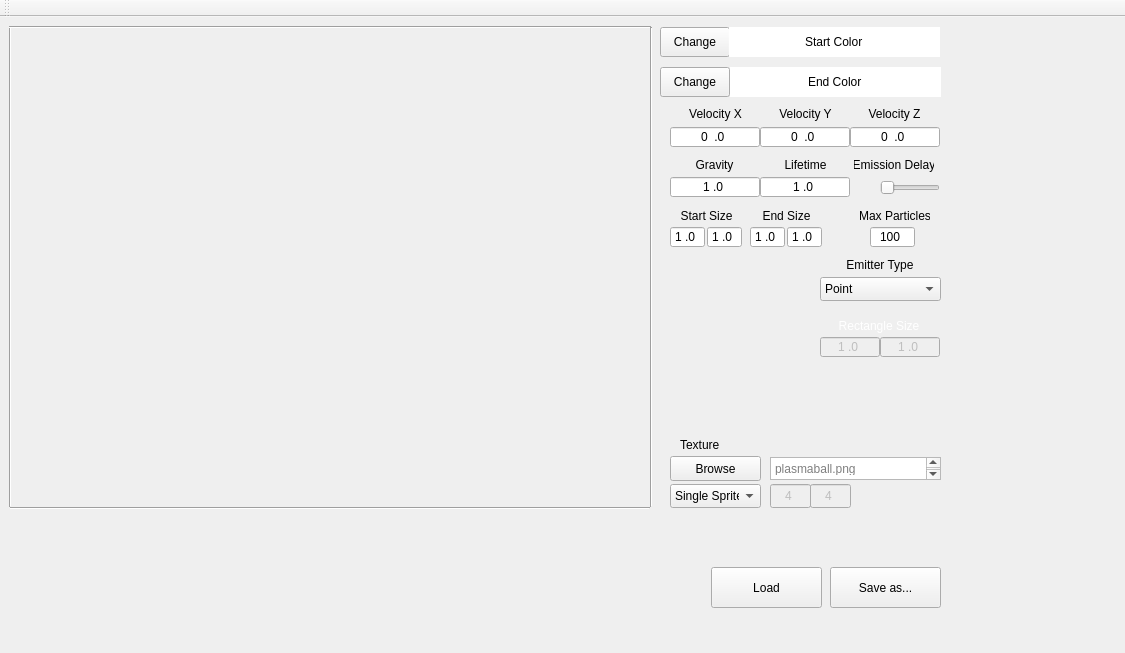
Qt form TA_ParticleEditor/TA_ParticleEditor/particleeditor.ui (Stureplan/TA_ParticleEditor) before a commit.
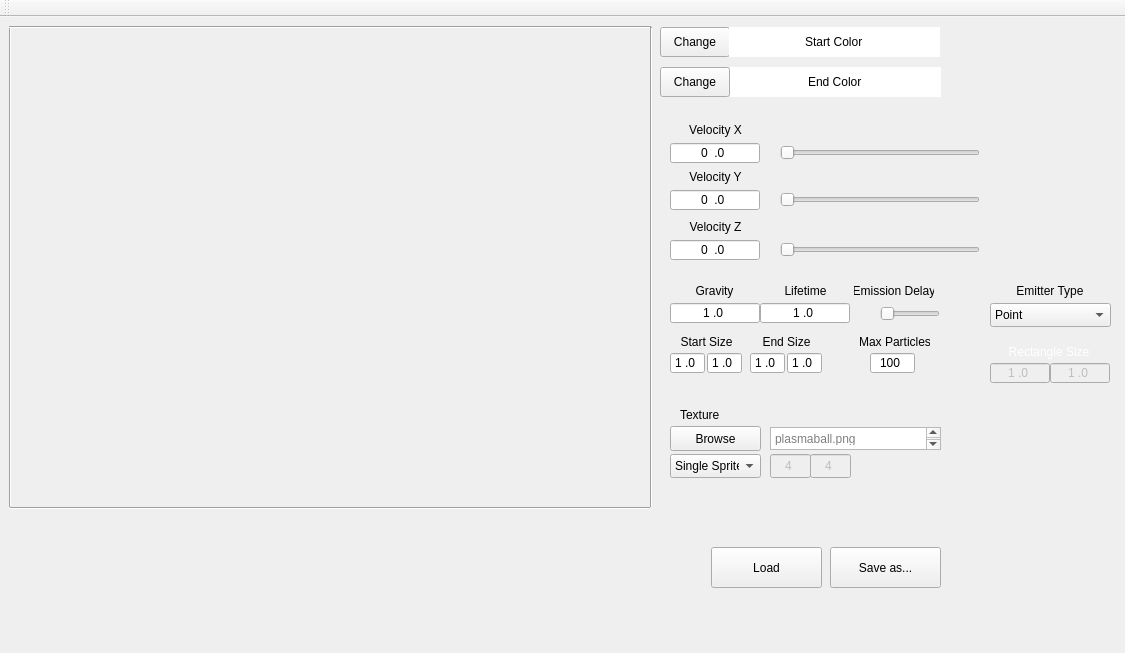
The same form after that commit. Custom widgets are drawn as their Qt base class.

Commit message: added full slider support for velocity

```diff
--- a/TA_ParticleEditor/TA_ParticleEditor/particleeditor.ui
+++ b/TA_ParticleEditor/TA_ParticleEditor/particleeditor.ui
@@ -150,7 +150,7 @@
     <property name="geometry">
      <rect>
       <x>670</x>
-      <y>439</y>
+      <y>409</y>
       <width>91</width>
       <height>25</height>
      </rect>
@@ -163,7 +163,7 @@
     <property name="geometry">
      <rect>
       <x>780</x>
-      <y>138</y>
+      <y>264</y>
       <width>51</width>
       <height>20</height>
      </rect>
@@ -179,7 +179,7 @@
     <property name="geometry">
      <rect>
       <x>680</x>
-      <y>87</y>
+      <y>103</y>
       <width>71</width>
       <height>20</height>
      </rect>
@@ -195,7 +195,7 @@
     <property name="geometry">
      <rect>
       <x>854</x>
-      <y>138</y>
+      <y>264</y>
       <width>80</width>
       <height>20</height>
      </rect>
@@ -211,7 +211,7 @@
     <property name="geometry">
      <rect>
       <x>860</x>
-      <y>191</y>
+      <y>317</y>
       <width>70</width>
       <height>16</height>
      </rect>
@@ -227,7 +227,7 @@
     <property name="geometry">
      <rect>
       <x>770</x>
-      <y>440</y>
+      <y>410</y>
       <width>171</width>
       <height>23</height>
      </rect>
@@ -243,7 +243,7 @@
     <property name="geometry">
      <rect>
       <x>830</x>
-      <y>550</y>
+      <y>530</y>
       <width>111</width>
       <height>41</height>
      </rect>
@@ -256,7 +256,7 @@
     <property name="geometry">
      <rect>
       <x>689</x>
-      <y>138</y>
+      <y>264</y>
       <width>51</width>
       <height>20</height>
      </rect>
@@ -272,7 +272,7 @@
     <property name="geometry">
      <rect>
       <x>680</x>
-      <y>420</y>
+      <y>390</y>
       <width>91</width>
       <height>16</height>
      </rect>
@@ -395,7 +395,7 @@
     <property name="geometry">
      <rect>
       <x>661</x>
-      <y>191</y>
+      <y>317</y>
       <width>91</width>
       <height>16</height>
      </rect>
@@ -410,8 +410,8 @@
    <widget class="QComboBox" name="emitterTypeBox">
     <property name="geometry">
      <rect>
-      <x>820</x>
-      <y>260</y>
+      <x>990</x>
+      <y>286</y>
       <width>121</width>
       <height>24</height>
      </rect>
@@ -436,8 +436,8 @@
    <widget class="QLabel" name="label_EmitterType">
     <property name="geometry">
      <rect>
-      <x>830</x>
-      <y>240</y>
+      <x>1000</x>
+      <y>266</y>
       <width>100</width>
       <height>16</height>
      </rect>
@@ -453,7 +453,7 @@
     <property name="geometry">
      <rect>
       <x>670</x>
-      <y>110</y>
+      <y>126</y>
       <width>90</width>
       <height>20</height>
      </rect>
@@ -474,8 +474,8 @@
    <widget class="QLineEdit" name="velocityY">
     <property name="geometry">
      <rect>
-      <x>760</x>
-      <y>110</y>
+      <x>670</x>
+      <y>173</y>
       <width>90</width>
       <height>20</height>
      </rect>
@@ -496,8 +496,8 @@
    <widget class="QLineEdit" name="velocityZ">
     <property name="geometry">
      <rect>
-      <x>850</x>
-      <y>110</y>
+      <x>670</x>
+      <y>223</y>
       <width>90</width>
       <height>20</height>
      </rect>
@@ -519,7 +519,7 @@
     <property name="geometry">
      <rect>
       <x>670</x>
-      <y>160</y>
+      <y>286</y>
       <width>90</width>
       <height>20</height>
      </rect>
@@ -541,7 +541,7 @@
     <property name="geometry">
      <rect>
       <x>760</x>
-      <y>160</y>
+      <y>286</y>
       <width>90</width>
       <height>20</height>
      </rect>
@@ -562,8 +562,8 @@
    <widget class="QLabel" name="label_VelocityY">
     <property name="geometry">
      <rect>
-      <x>770</x>
-      <y>87</y>
+      <x>680</x>
+      <y>150</y>
       <width>71</width>
       <height>20</height>
      </rect>
@@ -581,8 +581,8 @@
    <widget class="QLabel" name="label_VelocityZ">
     <property name="geometry">
      <rect>
-      <x>859</x>
-      <y>87</y>
+      <x>680</x>
+      <y>200</y>
       <width>71</width>
       <height>20</height>
      </rect>
@@ -601,7 +601,7 @@
     <property name="geometry">
      <rect>
       <x>670</x>
-      <y>210</y>
+      <y>336</y>
       <width>35</width>
       <height>20</height>
      </rect>
@@ -623,7 +623,7 @@
     <property name="geometry">
      <rect>
       <x>707</x>
-      <y>210</y>
+      <y>336</y>
       <width>35</width>
       <height>20</height>
      </rect>
@@ -645,7 +645,7 @@
     <property name="geometry">
      <rect>
       <x>870</x>
-      <y>210</y>
+      <y>336</y>
       <width>45</width>
       <height>20</height>
      </rect>
@@ -669,8 +669,8 @@
     </property>
     <property name="geometry">
      <rect>
-      <x>820</x>
-      <y>300</y>
+      <x>990</x>
+      <y>326</y>
       <width>120</width>
       <height>110</height>
      </rect>
@@ -740,7 +740,7 @@
     <property name="geometry">
      <rect>
       <x>711</x>
-      <y>550</y>
+      <y>530</y>
       <width>111</width>
       <height>41</height>
      </rect>
@@ -753,7 +753,7 @@
     <property name="geometry">
      <rect>
       <x>670</x>
-      <y>467</y>
+      <y>437</y>
       <width>91</width>
       <height>24</height>
      </rect>
@@ -782,7 +782,7 @@
     <property name="geometry">
      <rect>
       <x>770</x>
-      <y>467</y>
+      <y>437</y>
       <width>81</width>
       <height>24</height>
      </rect>
@@ -836,7 +836,7 @@
     <property name="geometry">
      <rect>
       <x>787</x>
-      <y>210</y>
+      <y>336</y>
       <width>35</width>
       <height>20</height>
      </rect>
@@ -858,7 +858,7 @@
     <property name="geometry">
      <rect>
       <x>741</x>
-      <y>191</y>
+      <y>317</y>
       <width>91</width>
       <height>16</height>
      </rect>
@@ -874,7 +874,7 @@
     <property name="geometry">
      <rect>
       <x>750</x>
-      <y>210</y>
+      <y>336</y>
       <width>35</width>
       <height>20</height>
      </rect>
@@ -896,7 +896,7 @@
     <property name="geometry">
      <rect>
       <x>870</x>
-      <y>470</y>
+      <y>450</y>
       <width>64</width>
       <height>64</height>
      </rect>
@@ -912,7 +912,7 @@
     <property name="geometry">
      <rect>
       <x>880</x>
-      <y>160</y>
+      <y>286</y>
       <width>60</width>
       <height>22</height>
      </rect>
@@ -931,7 +931,7 @@
     <property name="geometry">
      <rect>
       <x>857</x>
-      <y>164</y>
+      <y>290</y>
       <width>30</width>
       <height>13</height>
      </rect>
@@ -943,6 +943,45 @@
      <set>Qt::NoTextInteraction</set>
     </property>
    </widget>
+   <widget class="QSlider" name="velocityXSlider">
+    <property name="geometry">
+     <rect>
+      <x>780</x>
+      <y>125</y>
+      <width>200</width>
+      <height>22</height>
+     </rect>
+    </property>
+    <property name="orientation">
+     <enum>Qt::Horizontal</enum>
+    </property>
+   </widget>
+   <widget class="QSlider" name="velocityYSlider">
+    <property name="geometry">
+     <rect>
+      <x>780</x>
+      <y>172</y>
+      <width>200</width>
+      <height>22</height>
+     </rect>
+    </property>
+    <property name="orientation">
+     <enum>Qt::Horizontal</enum>
+    </property>
+   </widget>
+   <widget class="QSlider" name="velocityZSlider">
+    <property name="geometry">
+     <rect>
+      <x>780</x>
+      <y>222</y>
+      <width>200</width>
+      <height>22</height>
+     </rect>
+    </property>
+    <property name="orientation">
+     <enum>Qt::Horizontal</enum>
+    </property>
+   </widget>
   </widget>
   <widget class="QMenuBar" name="menuBar">
    <property name="geometry">
```
Left out of the diff: 51 changed lines with no effect on the pictures. The commit also changes 6 other files.
